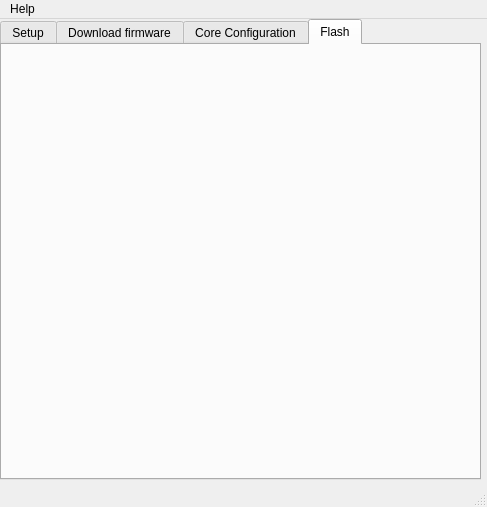
One-Green/iot-flash-config-tool, file src/main.ui: the form before one commit.
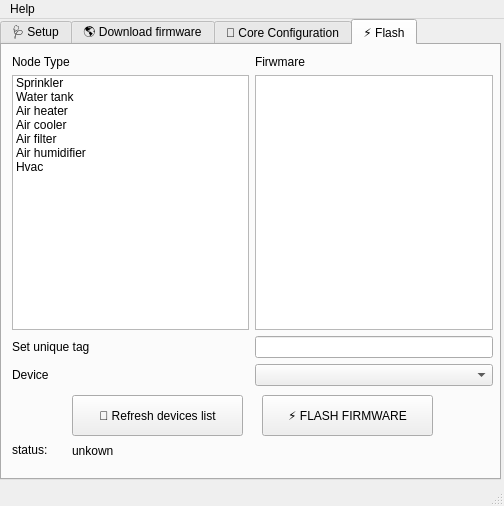
The form after the commit. The open tabs and pages were chosen to show the change.

Commit message: feat(project): add firmware flash tab and layout

```diff
--- a/src/main.ui
+++ b/src/main.ui
@@ -6,8 +6,8 @@
    <rect>
     <x>0</x>
     <y>0</y>
-    <width>487</width>
-    <height>507</height>
+    <width>504</width>
+    <height>506</height>
    </rect>
   </property>
   <property name="windowTitle">
@@ -19,7 +19,7 @@
      <rect>
       <x>0</x>
       <y>0</y>
-      <width>481</width>
+      <width>501</width>
       <height>461</height>
      </rect>
     </property>
@@ -28,7 +28,7 @@
     </property>
     <widget class="QWidget" name="tab">
      <attribute name="title">
-      <string>Setup</string>
+      <string>🩺 Setup</string>
      </attribute>
      <widget class="QWidget" name="verticalLayoutWidget">
       <property name="geometry">
@@ -271,7 +271,7 @@
     </widget>
     <widget class="QWidget" name="tab_3">
      <attribute name="title">
-      <string>Download firmware</string>
+      <string>🌎 Download firmware</string>
      </attribute>
      <widget class="QGroupBox" name="groupBox">
       <property name="geometry">
@@ -410,7 +410,7 @@
     </widget>
     <widget class="QWidget" name="tab_2">
      <attribute name="title">
-      <string>Core Configuration</string>
+      <string>🔧 Core Configuration</string>
      </attribute>
      <widget class="QWidget" name="gridLayoutWidget_4">
       <property name="geometry">
@@ -637,8 +637,148 @@
     </widget>
     <widget class="QWidget" name="tab_4">
      <attribute name="title">
-      <string>Flash</string>
+      <string>⚡ Flash</string>
      </attribute>
+     <widget class="QPushButton" name="pushButton_2">
+      <property name="geometry">
+       <rect>
+        <x>260</x>
+        <y>350</y>
+        <width>171</width>
+        <height>41</height>
+       </rect>
+      </property>
+      <property name="text">
+       <string>⚡ FLASH FIRMWARE</string>
+      </property>
+     </widget>
+     <widget class="QWidget" name="gridLayoutWidget_9">
+      <property name="geometry">
+       <rect>
+        <x>10</x>
+        <y>10</y>
+        <width>481</width>
+        <height>331</height>
+       </rect>
+      </property>
+      <layout class="QGridLayout" name="gridLayout_9">
+       <item row="3" column="1">
+        <widget class="QComboBox" name="comboBox"/>
+       </item>
+       <item row="2" column="0">
+        <widget class="QLabel" name="uniqueTagLabel">
+         <property name="text">
+          <string>Set unique tag</string>
+         </property>
+        </widget>
+       </item>
+       <item row="0" column="1">
+        <widget class="QLabel" name="firmwareListTag">
+         <property name="text">
+          <string>Firwmare</string>
+         </property>
+        </widget>
+       </item>
+       <item row="1" column="1">
+        <widget class="QListWidget" name="firmwareList"/>
+       </item>
+       <item row="3" column="0">
+        <widget class="QLabel" name="label_7">
+         <property name="text">
+          <string>Device</string>
+         </property>
+        </widget>
+       </item>
+       <item row="0" column="0">
+        <widget class="QLabel" name="nodeTypeListTag">
+         <property name="text">
+          <string>Node Type</string>
+         </property>
+        </widget>
+       </item>
+       <item row="1" column="0">
+        <widget class="QListWidget" name="nodeTypeList">
+         <item>
+          <property name="text">
+           <string>Sprinkler</string>
+          </property>
+         </item>
+         <item>
+          <property name="text">
+           <string>Water tank</string>
+          </property>
+         </item>
+         <item>
+          <property name="text">
+           <string>Air heater</string>
+          </property>
+         </item>
+         <item>
+          <property name="text">
+           <string>Air cooler</string>
+          </property>
+         </item>
+         <item>
+          <property name="text">
+           <string>Air filter</string>
+          </property>
+         </item>
+         <item>
+          <property name="text">
+           <string>Air humidifier</string>
+          </property>
+         </item>
+         <item>
+          <property name="text">
+           <string>Hvac</string>
+          </property>
+         </item>
+        </widget>
+       </item>
+       <item row="2" column="1">
+        <widget class="QLineEdit" name="uniqueTaglineEdit"/>
+       </item>
+      </layout>
+     </widget>
+     <widget class="QLabel" name="testMqttConnexionStatusLabel_3">
+      <property name="geometry">
+       <rect>
+        <x>70</x>
+        <y>390</y>
+        <width>401</width>
+        <height>31</height>
+       </rect>
+      </property>
+      <property name="text">
+       <string>unkown</string>
+      </property>
+     </widget>
+     <widget class="QLabel" name="testMqttConnexionStatusLabel_2">
+      <property name="geometry">
+       <rect>
+        <x>10</x>
+        <y>390</y>
+        <width>61</width>
+        <height>29</height>
+       </rect>
+      </property>
+      <property name="text">
+       <string>status:</string>
+      </property>
+     </widget>
+     <widget class="QPushButton" name="pushButton">
+      <property name="geometry">
+       <rect>
+        <x>70</x>
+        <y>350</y>
+        <width>171</width>
+        <height>41</height>
+       </rect>
+      </property>
+      <property name="text">
+       <string>🔄 Refresh devices list</string>
+      </property>
+     </widget>
     </widget>
    </widget>
   </widget>
@@ -648,7 +788,7 @@
     <rect>
      <x>0</x>
      <y>0</y>
-     <width>487</width>
+     <width>504</width>
      <height>22</height>
     </rect>
    </property>
```
Left out of the diff: 18 changed lines with no effect on the pictures. The commit also changes 3 other files.
